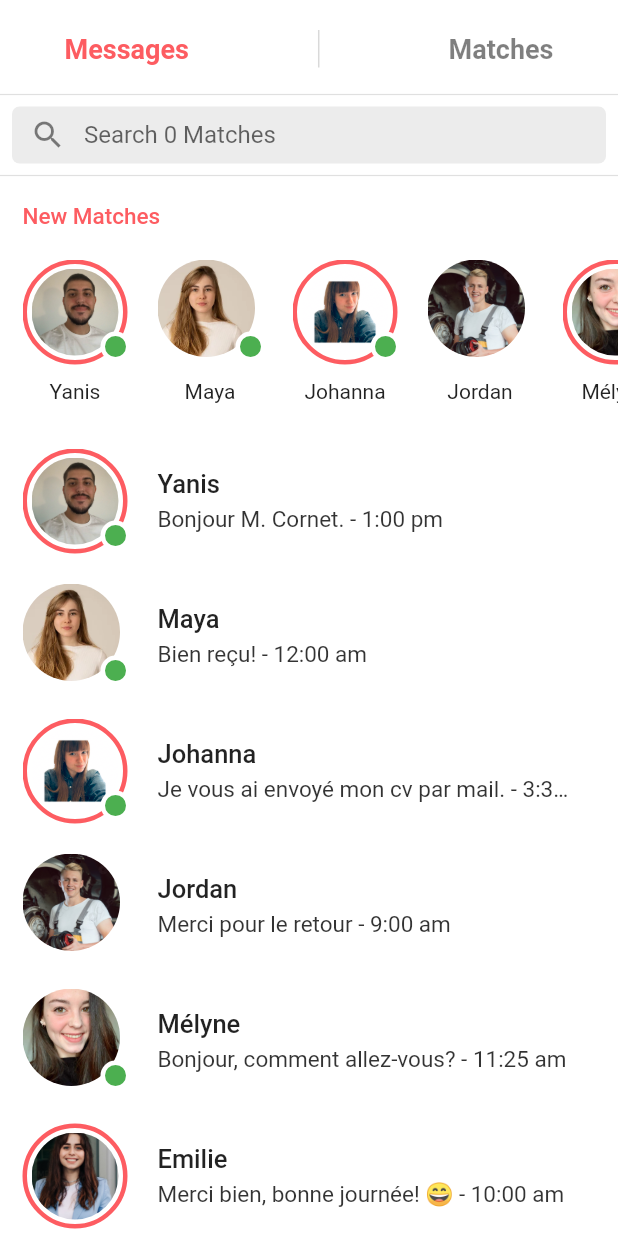
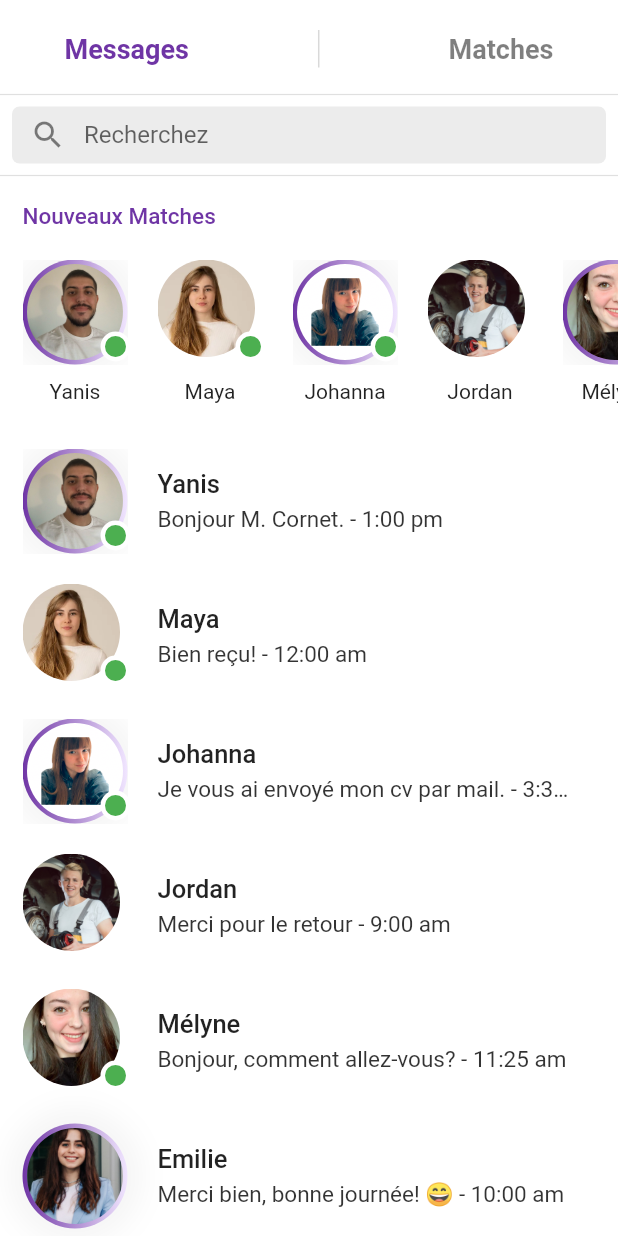
Before and after one commit to Mel-LR/Meet_Your_Job, a Flutter app: the ChatPage screen opened directly, on a phone screen of 412 x 824 dp. Run offline on Flutter 3.47's test engine with Material 2 defaults, Android fonts, the phone set to English and light mode, and no system bars; our stand-ins replace flutter_custom_clippers, flutter_svg, flutter_tindercard; missing offline and left inert: dart:html; network calls fail.

Commit message:
Update Pages

```diff
--- a/lib/pages/chat_page.dart
+++ b/lib/pages/chat_page.dart
@@ -1,4 +1,5 @@
 import 'package:flutter/material.dart';
+import 'package:tinder_clone/constants.dart';
 import 'package:tinder_clone/data/chats_json.dart';
 import 'package:tinder_clone/theme/colors.dart';
 
@@ -28,7 +29,9 @@ class _ChatPageState extends State<ChatPage> {
               Text(
                 "Messages",
                 style: TextStyle(
-                    fontSize: 18, fontWeight: FontWeight.bold, color: primary),
+                    fontSize: 18,
+                    fontWeight: FontWeight.bold,
+                    color: kPrimaryColor),
               ),
               Container(
                 height: 25,
@@ -52,7 +55,11 @@ class _ChatPageState extends State<ChatPage> {
           thickness: 0.8,
         ),
         Padding(
-          padding: const EdgeInsets.only(left: 8, top: 0, right: 8),
+          padding: const EdgeInsets.only(
+            left: 8,
+            top: 0,
+            right: 8
+          ),
           child: Container(
             height: 38,
             decoration: BoxDecoration(
@@ -66,7 +73,8 @@ class _ChatPageState extends State<ChatPage> {
                     Icons.search,
                     color: black.withOpacity(0.5),
                   ),
-                  hintText: "Search 0 Matches"),
+                  hintText: "Recherchez"
+              ),
             ),
           ),
         ),
@@ -82,9 +90,11 @@ class _ChatPageState extends State<ChatPage> {
             Padding(
               padding: const EdgeInsets.only(left: 15),
               child: Text(
-                "New Matches",
+                "Nouveaux Matches",
                 style: TextStyle(
-                    fontSize: 15, fontWeight: FontWeight.w500, color: primary),
+                    fontSize: 15,
+                    fontWeight: FontWeight.w500,
+                    color: kPrimaryColor),
               ),
             ),
             SizedBox(
@@ -108,9 +118,19 @@ class _ChatPageState extends State<ChatPage> {
                               chats_json[index]['story']
                                   ? Container(
                                       decoration: BoxDecoration(
-                                          shape: BoxShape.circle,
-                                          border: Border.all(
-                                              color: primary, width: 3)),
+                                        shape: BoxShape.circle,
+                                          gradient: LinearGradient(
+                                            colors: [kPrimaryColor, kPrimaryLightColor],
+                                          ),
+                                        boxShadow: [
+                                          BoxShadow(
+                                            color: grey.withOpacity(0.1),
+                                            spreadRadius: 10,
+                                            blurRadius: 15,
+                                          // changes position of shadow
+                                          ),
+                                        ],
+                                      ),
                                       child: Padding(
                                         padding: const EdgeInsets.all(3.0),
                                         child: Container(
@@ -189,9 +209,19 @@ class _ChatPageState extends State<ChatPage> {
                               userMessages[index]['story']
                                   ? Container(
                                       decoration: BoxDecoration(
-                                          shape: BoxShape.circle,
-                                          border: Border.all(
-                                              color: primary, width: 3)),
+                                        shape: BoxShape.circle,
+                                          gradient: LinearGradient(
+                                            colors: [kPrimaryColor, kPrimaryLightColor],
+                                          ),
+                                        boxShadow: [
+                                          BoxShadow(
+                                            color: grey.withOpacity(0.1),
+                                            spreadRadius: 10,
+                                            blurRadius: 15,
+                                          // changes position of shadow
+                                          ),
+                                        ],
+                                      ),
                                       child: Padding(
                                         padding: const EdgeInsets.all(3.0),
                                         child: Container(
```
Also changed, not shown: lib/pages/account_page.dart (+29 -12 lines), lib/pages/likes_page.dart (+11 -5 lines), assets/images/profile.png.
